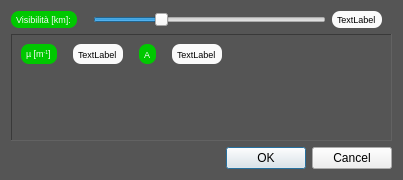
The window that atmosphericeffectsdialog.ui (crocodile119/Laser-Studio) describes before a commit, drawn with Qt 5.
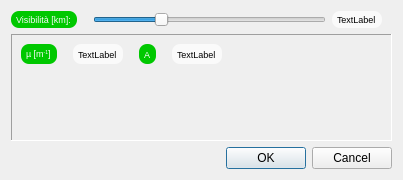
The same window after the commit.

```diff
--- a/atmosphericeffectsdialog.ui
+++ b/atmosphericeffectsdialog.ui
@@ -17,9 +17,7 @@
    <bool>false</bool>
   </property>
   <property name="styleSheet">
-   <string notr="true">QDialog{background-color:#555555;}
-QFrame{background-color:#555555;}
-QDialog{color:#f0f0f0;}</string>
+   <string notr="true"/>
   </property>
   <layout class="QGridLayout" name="gridLayout_2">
    <item row="0" column="0">
```
